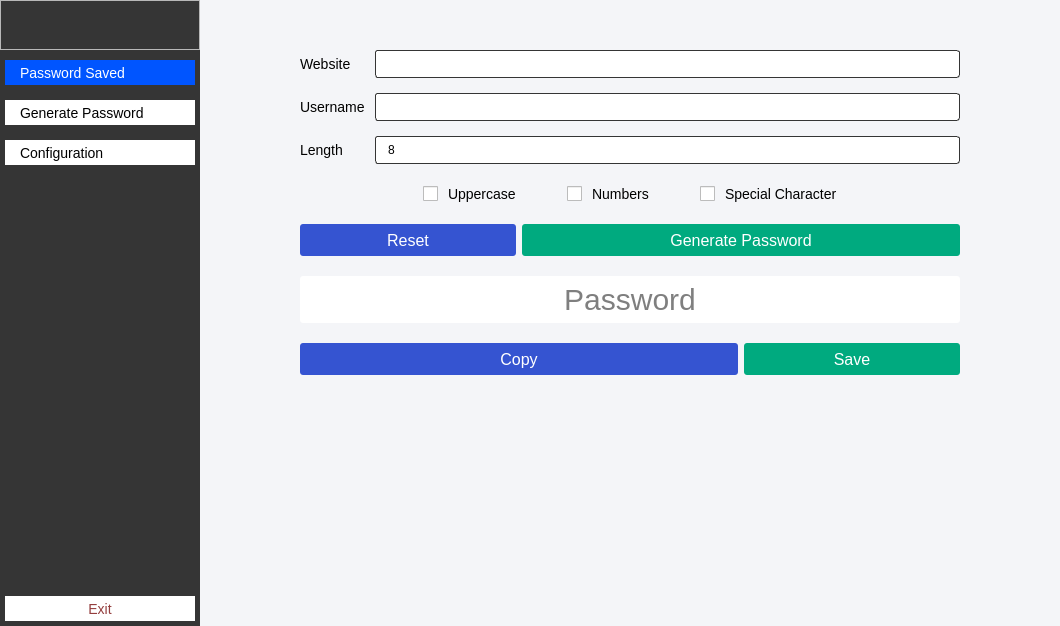
Old version of the form ui/main_window.ui in the repository chidile/ManPass.
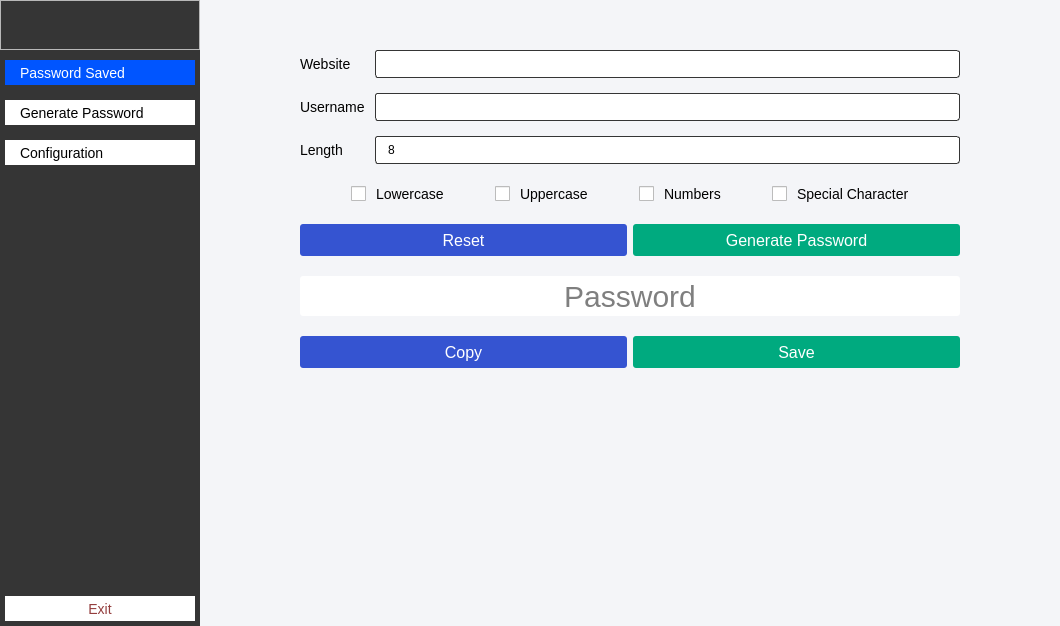
New version of the form. The open tabs and pages were chosen to show the change. Icons and pictures are not drawn.

What changed in the file:
```diff
--- a/ui/main_window.ui
+++ b/ui/main_window.ui
@@ -326,6 +326,19 @@
          </property>
         </widget>
        </item>
+       <item>
+        <spacer name="horizontalSpacer_3">
+         <property name="orientation">
+          <enum>Qt::Horizontal</enum>
+         </property>
+         <property name="sizeHint" stdset="0">
+          <size>
+           <width>40</width>
+           <height>20</height>
+          </size>
+         </property>
+        </spacer>
+       </item>
        <item>
         <spacer name="verticalSpacer">
          <property name="orientation">
@@ -366,7 +379,7 @@
     <item row="0" column="1">
      <widget class="QStackedWidget" name="stackedWidget">
       <property name="currentIndex">
-       <number>0</number>
+       <number>1</number>
       </property>
       <widget class="QWidget" name="page">
        <layout class="QGridLayout" name="gridLayout_4">
@@ -557,7 +570,7 @@
         <property name="verticalSpacing">
          <number>20</number>
         </property>
-        <item row="0" column="0" colspan="3">
+        <item row="0" column="0" colspan="2">
          <layout class="QGridLayout" name="gridLayout_5">
           <property name="horizontalSpacing">
            <number>10</number>
@@ -573,7 +586,13 @@
            </widget>
           </item>
           <item row="0" column="1">
-           <widget class="QLineEdit" name="lineEdit"/>
+           <widget class="QLineEdit" name="lineEdit">
+            <property name="font">
+             <font>
+              <pointsize>-1</pointsize>
+             </font>
+            </property>
+           </widget>
           </item>
           <item row="1" column="0">
            <widget class="QLabel" name="label">
@@ -594,6 +613,11 @@
           </item>
           <item row="2" column="1">
            <widget class="QSpinBox" name="spinBox">
+            <property name="font">
+             <font>
+              <pointsize>-1</pointsize>
+             </font>
+            </property>
             <property name="value">
              <number>8</number>
             </property>
@@ -601,13 +625,13 @@
           </item>
          </layout>
         </item>
-        <item row="1" column="0" colspan="3">
+        <item row="1" column="0" colspan="2">
          <layout class="QHBoxLayout" name="horizontalLayout">
           <property name="spacing">
            <number>50</number>
           </property>
           <item>
-           <spacer name="horizontalSpacer">
+           <spacer name="horizontalSpacer_4">
             <property name="orientation">
              <enum>Qt::Horizontal</enum>
             </property>
@@ -619,6 +643,13 @@
             </property>
            </spacer>
           </item>
+          <item>
+           <widget class="QCheckBox" name="checkBox_4">
+            <property name="text">
+             <string>Lowercase</string>
+            </property>
+           </widget>
+          </item>
           <item>
            <widget class="QCheckBox" name="checkBox">
             <property name="text">
@@ -641,7 +672,7 @@
            </widget>
           </item>
           <item>
-           <spacer name="horizontalSpacer_2">
+           <spacer name="horizontalSpacer_5">
             <property name="orientation">
              <enum>Qt::Horizontal</enum>
             </property>
@@ -655,21 +686,65 @@
           </item>
          </layout>
         </item>
-        <item row="5" column="0" colspan="3">
-         <spacer name="verticalSpacer_2">
-          <property name="orientation">
-           <enum>Qt::Vertical</enum>
+        <item row="2" column="0">
+         <widget class="QPushButton" name="generateRestBtn">
+          <property name="minimumSize">
+           <size>
+            <width>0</width>
+            <height>32</height>
+           </size>
           </property>
-          <property name="sizeHint" stdset="0">
+          <property name="maximumSize">
            <size>
-            <width>657</width>
-            <height>304</height>
+            <width>16777215</width>
+            <height>32</height>
            </size>
           </property>
-         </spacer>
+          <property name="font">
+           <font>
+            <pointsize>-1</pointsize>
+           </font>
+          </property>
+          <property name="text">
+           <string>Reset</string>
+          </property>
+          <property name="icon">
+           <iconset resource="../static/resource.qrc">
+            <normaloff>:/icon/icon/redo-5-128.gif</normaloff>:/icon/icon/redo-5-128.gif</iconset>
+          </property>
+         </widget>
         </item>
-        <item row="3" column="0" colspan="3">
+        <item row="2" column="1">
+         <widget class="QPushButton" name="generateCreateBtn">
+          <property name="minimumSize">
+           <size>
+            <width>0</width>
+            <height>32</height>
+           </size>
+          </property>
+          <property name="maximumSize">
+           <size>
+            <width>16777215</width>
+            <height>32</height>
+           </size>
+          </property>
+          <property name="text">
+           <string>Generate Password</string>
+          </property>
+          <property name="icon">
+           <iconset resource="../static/resource.qrc">
+            <normaloff>:/icon/icon/pressure-128.gif</normaloff>:/icon/icon/pressure-128.gif</iconset>
+          </property>
+         </widget>
+        </item>
+        <item row="3" column="0" colspan="2">
          <widget class="QLineEdit" name="generatePWLineEdit">
+          <property name="minimumSize">
+           <size>
+            <width>0</width>
+            <height>40</height>
+           </size>
+          </property>
           <property name="font">
            <font>
             <pointsize>-1</pointsize>
@@ -693,76 +768,7 @@
           </property>
          </widget>
         </item>
-        <item row="2" column="0">
-         <widget class="QPushButton" name="generateRestBtn">
-          <property name="minimumSize">
-           <size>
-            <width>0</width>
-            <height>32</height>
-           </size>
-          </property>
-          <property name="maximumSize">
-           <size>
-            <width>16777215</width>
-            <height>32</height>
-           </size>
-          </property>
-          <property name="text">
-           <string>Reset</string>
-          </property>
-          <property name="icon">
-           <iconset resource="../static/resource.qrc">
-            <normaloff>:/icon/icon/redo-5-128.gif</normaloff>:/icon/icon/redo-5-128.gif</iconset>
-          </property>
-         </widget>
-        </item>
-        <item row="2" column="1" colspan="2">
-         <widget class="QPushButton" name="generateCreateBtn">
-          <property name="minimumSize">
-           <size>
-            <width>0</width>
-            <height>32</height>
-           </size>
-          </property>
-          <property name="maximumSize">
-           <size>
-            <width>16777215</width>
-            <height>32</height>
-           </size>
-          </property>
-          <property name="text">
-           <string>Generate Password</string>
-          </property>
-          <property name="icon">
-           <iconset resource="../static/resource.qrc">
-            <normaloff>:/icon/icon/pressure-128.gif</normaloff>:/icon/icon/pressure-128.gif</iconset>
-          </property>
-         </widget>
-        </item>
-        <item row="4" column="2">
-         <widget class="QPushButton" name="generateSaveBtn">
-          <property name="minimumSize">
-           <size>
-            <width>0</width>
-            <height>32</height>
-           </size>
-          </property>
-          <property name="maximumSize">
-           <size>
-            <width>16777215</width>
-            <height>32</height>
-           </size>
-          </property>
-          <property name="text">
-           <string>Save</string>
-          </property>
-          <property name="icon">
-           <iconset resource="../static/resource.qrc">
-            <normaloff>:/icon/icon/save-128.gif</normaloff>:/icon/icon/save-128.gif</iconset>
-          </property>
-         </widget>
-        </item>
-        <item row="4" column="0" colspan="2">
+        <item row="4" column="0">
          <widget class="QPushButton" name="generateCopyBtn">
           <property name="minimumSize">
            <size>
@@ -785,6 +791,47 @@
           </property>
          </widget>
         </item>
+        <item row="4" column="1">
+         <widget class="QPushButton" name="generateSaveBtn">
+          <property name="minimumSize">
+           <size>
+            <width>0</width>
+            <height>32</height>
+           </size>
+          </property>
+          <property name="maximumSize">
+           <size>
+            <width>16777215</width>
+            <height>32</height>
+           </size>
+          </property>
+          <property name="font">
+           <font>
+            <pointsize>-1</pointsize>
+           </font>
+          </property>
+          <property name="text">
+           <string>Save</string>
+          </property>
+          <property name="icon">
+           <iconset resource="../static/resource.qrc">
+            <normaloff>:/icon/icon/save-128.gif</normaloff>:/icon/icon/save-128.gif</iconset>
+          </property>
+         </widget>
+        </item>
+        <item row="5" column="0" colspan="2">
+         <spacer name="verticalSpacer_2">
+          <property name="orientation">
+           <enum>Qt::Vertical</enum>
+          </property>
+          <property name="sizeHint" stdset="0">
+           <size>
+            <width>657</width>
+            <height>304</height>
+           </size>
+          </property>
+         </spacer>
+        </item>
        </layout>
       </widget>
       <widget class="QWidget" name="page_3">
```
